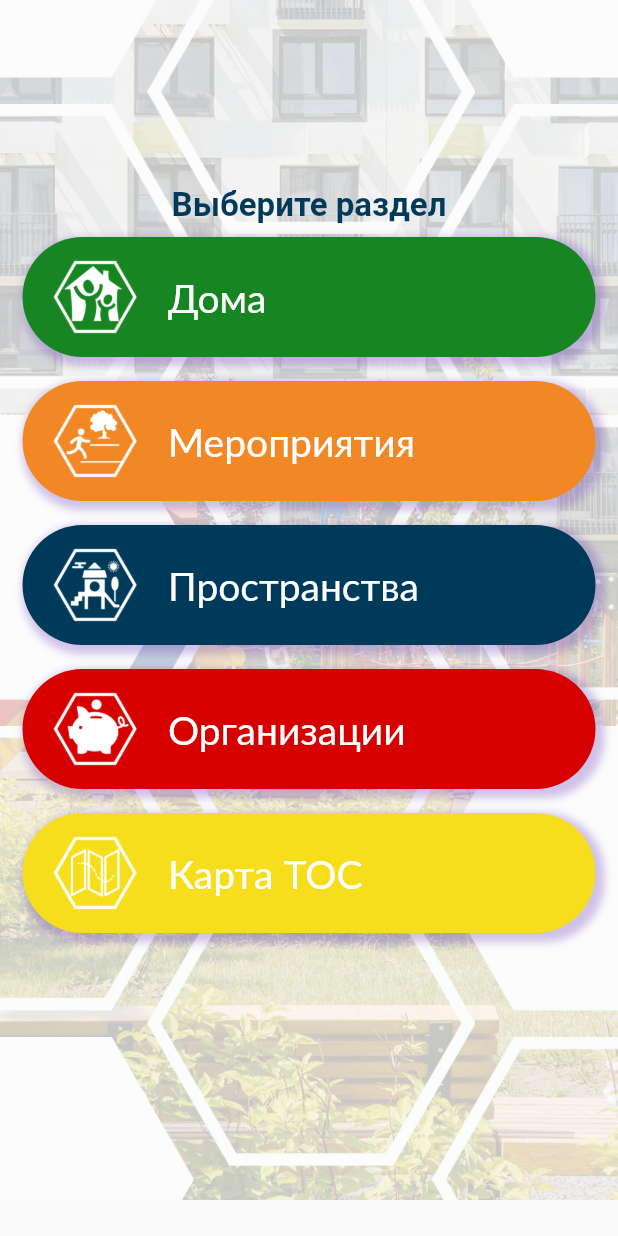
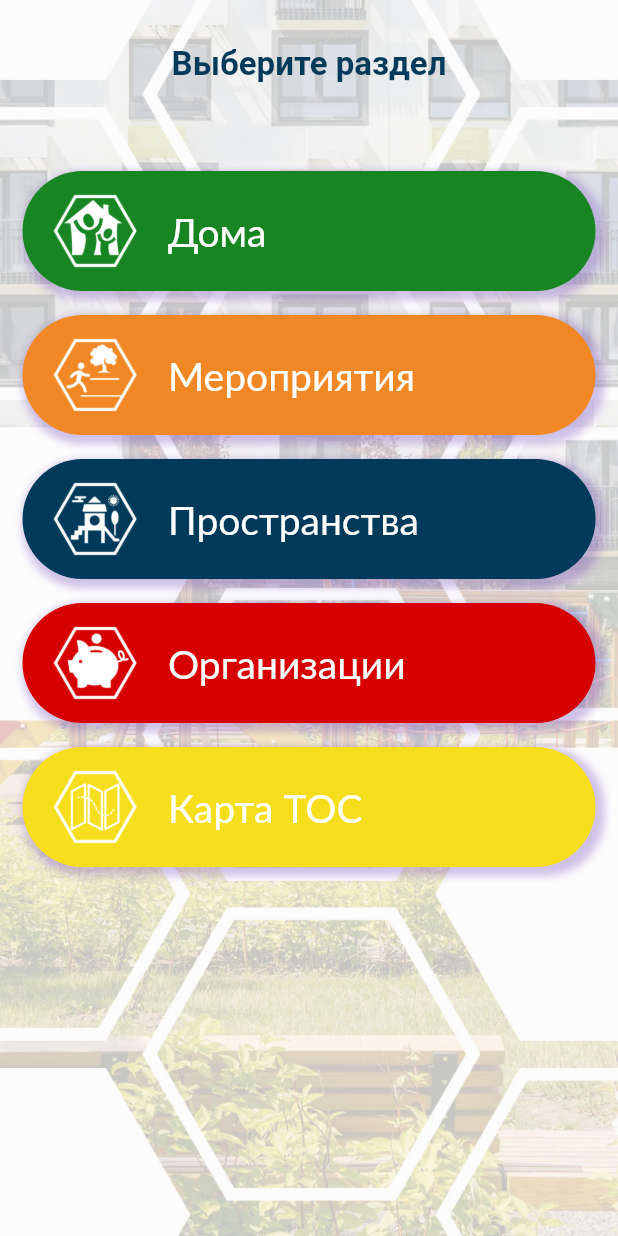
Before and after one commit to VeronikaLo/TOS_Parkovii, a Flutter app: the screen it shows after launch, on a phone screen of 412 x 824 dp. Run offline on Flutter 3.47's test engine with Material 2 defaults, Android fonts, the phone set to English and light mode, and no system bars; our stand-ins replace google_maps_flutter.

Commit message:
update flutter 3.0

```diff
--- a/assets/json/areas.json
+++ b/assets/json/areas.json
@@ -17,7 +17,7 @@
         "longitude": 37.61669,
         "latitude": 54.19874,
         "image":
-                "https://visittula.com/upload/resize_cache/iblock/481/700_600_2/481763edb9c2c91b0418165fe49bf2bb.jpg"
+                "https://visittula.com/upload/resize_cache/iblock/013/905_600_2/dt6pupljdfayi6x64g6wv8g3xu1am29p.jpg"
 
         },
 
--- a/lib/main.dart
+++ b/lib/main.dart
@@ -4,7 +4,6 @@
 
 import 'package:flutter/material.dart';
 import 'package:tos_parkovii/screens/house_detail.dart';
-import 'package:tos_parkovii/screens/map_institute.dart';
 import 'screens/area_detail.dart';
 import 'screens/area_page.dart';
 import 'screens/event_page.dart';
--- a/lib/screens/area_detail.dart
+++ b/lib/screens/area_detail.dart
@@ -99,9 +99,9 @@ class _AreaDetail extends State<AreaDetail> {
                                     .pushNamed('/a_map', arguments: area);
                               },
                               style: ElevatedButton.styleFrom(
-                                  primary: const Color.fromRGBO(
+                                  backgroundColor: const Color.fromRGBO(
                                       0, 58, 90, 1), // background
-                                  onPrimary: Colors.white, // foreground
+                                  foregroundColor: Colors.white, // foreground
                                   elevation: 5,
                                   fixedSize: const Size(125, 50)),
                               icon: const Icon(
--- a/lib/screens/area_page.dart
+++ b/lib/screens/area_page.dart
@@ -3,7 +3,7 @@ import 'package:tos_parkovii/helper.dart';
 import 'dart:convert';
 import 'dart:async';
 import 'package:flutter/services.dart' show rootBundle;
-import 'package:flutter/services.dart';
+
 
 class AreaPage extends StatefulWidget {
   const AreaPage({Key? key}) : super(key: key);
--- a/lib/screens/event_detail.dart
+++ b/lib/screens/event_detail.dart
@@ -94,9 +94,9 @@ class _EventDetail extends State<EventDetail> {
                                     .pushNamed('/map', arguments: event);
                               },
                               style: ElevatedButton.styleFrom(
-                                  primary: const Color.fromRGBO(
-                                      241, 136, 37, 1), // background
-                                  onPrimary: Colors.white, // foreground
+                                  foregroundColor: Colors.white,
+                                  backgroundColor: const Color.fromRGBO(
+                                      241, 136, 37, 1), // foreground
                                   elevation: 5,
                                   fixedSize: const Size(125, 50)),
                               icon: const Icon(
--- a/lib/screens/event_page.dart
+++ b/lib/screens/event_page.dart
@@ -2,7 +2,7 @@ import 'package:flutter/material.dart';
 import 'package:tos_parkovii/helper.dart';
 import 'dart:convert';
 import 'dart:async';
-import 'package:flutter/services.dart';
+//import 'package:flutter/services.dart';
 import 'package:flutter/services.dart' show rootBundle;
 
 class EventPage extends StatefulWidget {
--- a/lib/screens/home_screen.dart
+++ b/lib/screens/home_screen.dart
@@ -17,7 +17,7 @@ class _HomeScreenState extends State<HomeScreen> {
     return Scaffold(
       body: Stack(children: [
         SizedBox(
-          height: 800,
+          height: MediaQuery.of(context).size.height,
           child: Image.asset(
             'assets/images/background-homepage.jpg',
             color: const Color.fromRGBO(255, 255, 255, 0.3),
@@ -25,18 +25,21 @@ class _HomeScreenState extends State<HomeScreen> {
             fit: BoxFit.cover,
           ),
         ),
-        Column(
-          mainAxisAlignment: MainAxisAlignment.center,
-          crossAxisAlignment: CrossAxisAlignment.center,
+        ListView(
+          //mainAxisAlignment: MainAxisAlignment.center,
+          //crossAxisAlignment: CrossAxisAlignment.center,
           children: [
+            const SizedBox(height: 30,),
             const Text(
               "Выберите раздел",
+              textAlign: TextAlign.center,
               style: TextStyle(
                 fontSize: 22,
                 fontWeight: FontWeight.bold,
                 color: Color.fromRGBO(0, 58, 90, 1),
               ),
             ),
+            const SizedBox(height: 50,),
             Container(
               padding: const EdgeInsets.symmetric(horizontal: 15),
               height: 550,
--- a/lib/screens/house_detail.dart
+++ b/lib/screens/house_detail.dart
@@ -152,9 +152,9 @@ class _HouseDetail extends State<HouseDetail> {
                                     .pushNamed('/h_map', arguments: house);
                               },
                               style: ElevatedButton.styleFrom(
-                                  primary: const Color.fromARGB(
+                                  backgroundColor: const Color.fromARGB(
                                       255, 23, 134, 34), // background
-                                  onPrimary: Colors.white, // foreground
+                                  foregroundColor: Colors.white, // foreground
                                   elevation: 5,
                                   fixedSize: const Size(125, 50)),
                               icon: const Icon(
--- a/lib/screens/house_page.dart
+++ b/lib/screens/house_page.dart
@@ -1,7 +1,6 @@
 import 'dart:convert';
 import 'dart:async';
 import 'package:flutter/material.dart';
-import 'package:flutter/services.dart';
 import 'package:tos_parkovii/helper.dart';
 import 'package:flutter/services.dart' show rootBundle;
 
--- a/lib/screens/institute_detail.dart
+++ b/lib/screens/institute_detail.dart
@@ -97,9 +97,9 @@ class _InstituteDetailState extends State<InstituteDetail> {
                                     .pushNamed('/i_map', arguments: institute);
                               },
                               style: ElevatedButton.styleFrom(
-                                  primary: const Color.fromRGBO(
+                                  backgroundColor: const Color.fromRGBO(
                                       214, 0, 0, 1), // background
-                                  onPrimary: Colors.white, // foreground
+                                  foregroundColor: Colors.white, // foreground
                                   elevation: 5,
                                   fixedSize: const Size(125, 50)),
                               icon: const Icon(
--- a/lib/screens/institute_page.dart
+++ b/lib/screens/institute_page.dart
@@ -3,7 +3,7 @@ import 'package:tos_parkovii/helper.dart';
 import 'dart:convert';
 import 'dart:async';
 import 'package:flutter/services.dart' show rootBundle;
-import 'package:flutter/services.dart';
+
 
 class InstitutePage extends StatefulWidget {
   const InstitutePage({Key? key}) : super(key: key);
--- a/lib/screens/splash_screen.dart
+++ b/lib/screens/splash_screen.dart
@@ -5,7 +5,7 @@ class SplashScreen extends StatefulWidget {
   // variable to store the route
   final String nextRoute;
 
-  const SplashScreen({Key? key, required this.nextRoute});
+  const SplashScreen({Key? key, required this.nextRoute}) : super(key: key);
 
   @override
   State<StatefulWidget> createState() => _SplashScreenState();
@@ -26,8 +26,7 @@ class _SplashScreenState extends State<SplashScreen> {
   Widget build(BuildContext context) {
     return Scaffold(
       body: Stack(children: <Widget>[
-        Center(
-          child: Column(
+        Column(
           crossAxisAlignment: CrossAxisAlignment.center,
           children: [
             Image.asset('assets/images/splash.jpg'),
@@ -68,7 +67,6 @@ class _SplashScreenState extends State<SplashScreen> {
             ),
           ],
         ),
-        ),
       ]),
     );
   }
--- a/pubspec.yaml
+++ b/pubspec.yaml
@@ -30,7 +30,7 @@ dependencies:
   flutter:
     sdk: flutter
   google_maps_flutter: ^2.1.1
-  location: ^4.3.0
+  location: ^4.4.0
   flutter_polyline_points: ^1.0.0
 
 
```
Also changed, not shown: pubspec.lock, 2 other files. Lines whose indentation alone changed are shown as unchanged.
